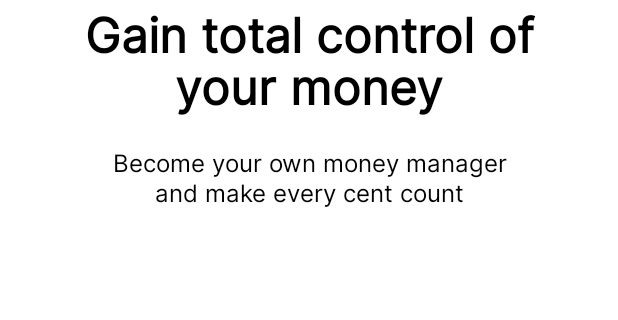
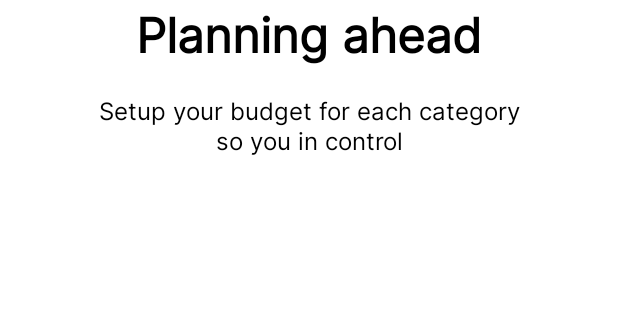
Before and after one commit to LukaszGalinski/Fluffy, an Android app: the layout onboarding_screen_third_fragment.xml on its own in the app's theme, with its tools: preview values and no code run, on a phone screen of 412 x 824 dp, the part 497-817 px from its top. Run offline under Robolectric (Android 15) with nearby library versions, the phone set to English and light mode, and no system bars.

Commit message:
Onboarding screen two and three added. Activity name updated

```diff
--- a/app/src/main/AndroidManifest.xml
+++ b/app/src/main/AndroidManifest.xml
@@ -10,7 +10,7 @@
         android:supportsRtl="true"
         android:theme="@style/Theme.Fluffy.OnBoarding">
         <activity
-            android:name="com.lukasz.galinski.fluffy.OnBoardingScreenFirst"
+            android:name="com.lukasz.galinski.fluffy.OnBoardingScreenActivity"
             android:exported="true">
             <intent-filter>
                 <action android:name="android.intent.action.MAIN" />
--- a/app/src/main/java/com/lukasz/galinski/fluffy/OnBoardingScreenFirst.kt
+++ b/app/src/main/java/com/lukasz/galinski/fluffy/OnBoardingScreenActivity.kt
@@ -3,9 +3,9 @@ package com.lukasz.galinski.fluffy
 import androidx.appcompat.app.AppCompatActivity
 import android.os.Bundle
 
-class OnBoardingScreenFirst : AppCompatActivity() {
+class OnBoardingScreenActivity : AppCompatActivity() {
     override fun onCreate(savedInstanceState: Bundle?) {
         super.onCreate(savedInstanceState)
-        setContentView(R.layout.onboarding_screen_first_layout)
+        setContentView(R.layout.onboarding_screen_first_fragment)
     }
 }
--- a/app/src/main/res/layout/onboarding_screen_first_layout.xml
+++ b/app/src/main/res/layout/onboarding_screen_third_fragment.xml
@@ -7,7 +7,7 @@
     <androidx.constraintlayout.widget.ConstraintLayout xmlns:tools="http://schemas.android.com/tools"
         android:layout_width="match_parent"
         android:layout_height="wrap_content"
-        tools:context=".OnBoardingScreenFirst">
+        tools:context=".OnBoardingScreenActivity">
 
         <ImageView
             android:id="@+id/onboarding_logo"
@@ -15,7 +15,7 @@
             android:layout_height="@dimen/onboarding_logo_height"
             android:layout_marginTop="@dimen/margin_medium_16"
             android:layout_marginBottom="@dimen/margin_medium_16"
-            android:contentDescription="@string/onboarding_logo"
+            android:contentDescription="@string/onBoarding_logo"
             android:src="@drawable/onboarding_one_logo"
             app:layout_constraintEnd_toEndOf="parent"
             app:layout_constraintStart_toStartOf="parent"
@@ -27,7 +27,7 @@
             style="@style/Theme.Fluffy.Onboarding.titleStyle"
             android:layout_width="0dp"
             android:layout_height="wrap_content"
-            android:text="@string/onboarding_one_title"
+            android:text="@string/onBoarding_three_title"
             app:layout_constraintEnd_toEndOf="parent"
             app:layout_constraintStart_toStartOf="parent"
             app:layout_constraintTop_toBottomOf="@id/onboarding_logo"
@@ -39,7 +39,7 @@
             android:layout_width="0dp"
             android:layout_height="wrap_content"
             android:layout_marginTop="@dimen/margin_medium_16"
-            android:text="@string/onboarding_one_subtitle"
+            android:text="@string/onBoarding_three_subtitle"
             app:layout_constraintEnd_toEndOf="parent"
             app:layout_constraintStart_toStartOf="parent"
             app:layout_constraintTop_toBottomOf="@id/onboarding_title"
--- a/app/src/main/res/values/strings.xml
+++ b/app/src/main/res/values/strings.xml
@@ -1,7 +1,10 @@
 <resources>
     <string name="app_name">Fluffy</string>
-    <string name="onboarding_logo">Fluffy Logo</string>
-    <string name="onboarding_one_title">Gain total control of your money</string>
-    <string name="onboarding_one_subtitle">Become your own money manager and make every cent count</string>
-
+    <string name="onBoarding_logo">Fluffy Logo</string>
+    <string name="onBoarding_one_title">Gain total control of your money</string>
+    <string name="onBoarding_two_title">Know where your money goes</string>
+    <string name="onBoarding_three_title">Planning ahead</string>
+    <string name="onBoarding_one_subtitle">Become your own money manager and make every cent count</string>
+    <string name="onBoarding_two_subtitle">Track your transactions easily, with categories and financial report</string>
+    <string name="onBoarding_three_subtitle">Setup your budget for each category so you in control</string>
 </resources>
```
Also changed, not shown: app/src/main/res/layout/onboarding_screen_first_fragment.xml (added, +49 -0 lines), app/src/main/res/layout/onboarding_screen_second_fragment.xml (added, +49 -0 lines).
